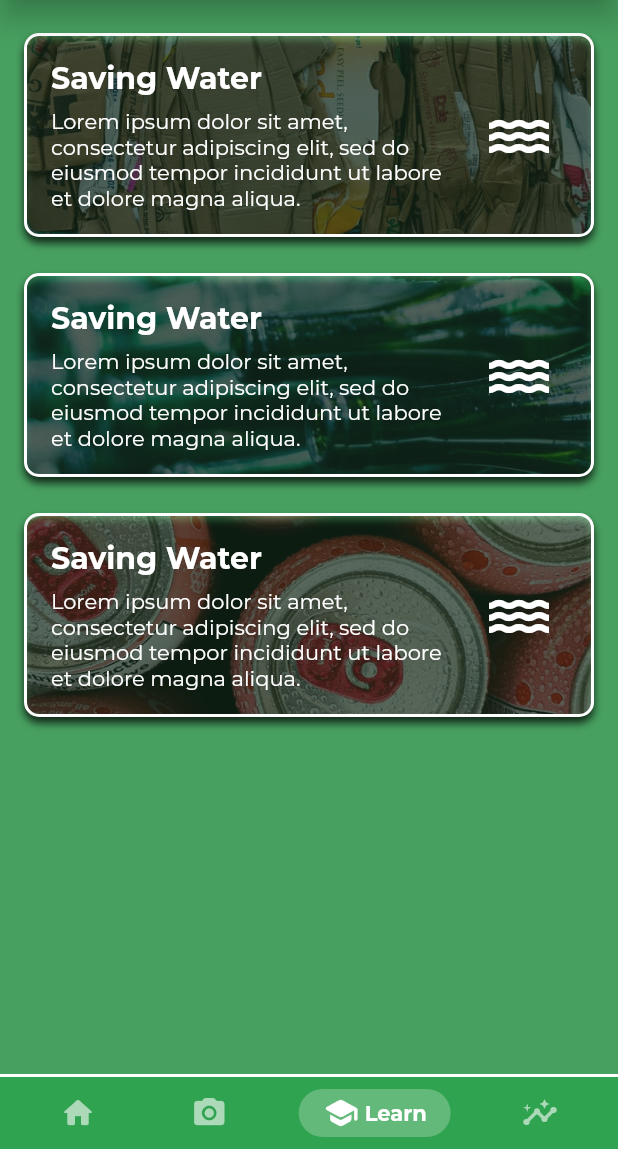
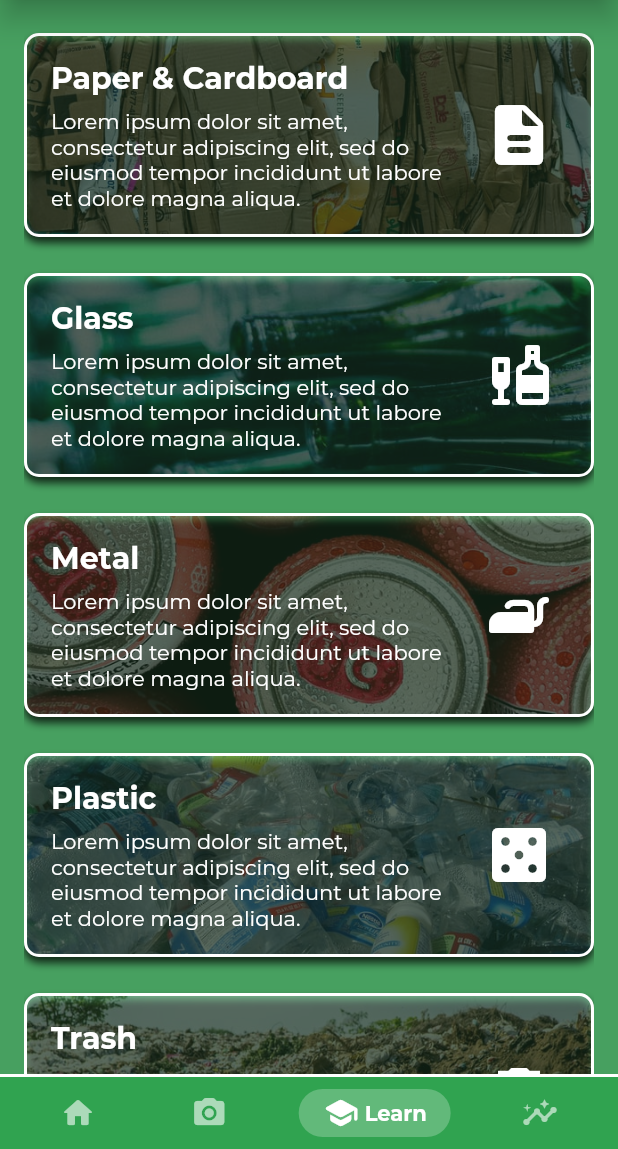
Before and after one commit to matthewyingtao/environ, a Flutter app: the screen it shows once a user with an empty profile is signed in, swiped to page 3, on a phone screen of 412 x 824 dp, the part 87-1236 px from its top. Run offline on Flutter 3.47's test engine with Material 2 defaults, Android fonts, the phone set to English and light mode, and no system bars; drawn by our look-alikes of google_nav_bar; our stand-ins replace camera, cloud_firestore, firebase_auth, firebase_core, flutter_spinkit, flutter_svg and 2 more; missing offline and left inert: tflite; accounts and stored records are empty.

Commit message:
added course images, titles and icons

```diff
--- a/lib/screens/home/courses.dart
+++ b/lib/screens/home/courses.dart
@@ -13,25 +13,39 @@ class Courses extends StatelessWidget {
         children: [
           SizedBox(height: 24.0),
           CourseCard(
-            heading: "Saving Water",
+            heading: "Paper & Cardboard",
             body:
                 "Lorem ipsum dolor sit amet, consectetur adipiscing elit, sed do eiusmod tempor incididunt ut labore et dolore magna aliqua.",
-            icon: Icons.water,
+            icon: Icons.description_rounded,
             imagePath: "assets/trash_category/cardboard.jpg",
           ),
           CourseCard(
-            heading: "Saving Water",
+            heading: "Glass",
             body:
                 "Lorem ipsum dolor sit amet, consectetur adipiscing elit, sed do eiusmod tempor incididunt ut labore et dolore magna aliqua.",
-            icon: Icons.water,
+            icon: Icons.liquor_rounded,
             imagePath: "assets/trash_category/glass.jpg",
           ),
           CourseCard(
-            heading: "Saving Water",
+            heading: "Metal",
             body:
                 "Lorem ipsum dolor sit amet, consectetur adipiscing elit, sed do eiusmod tempor incididunt ut labore et dolore magna aliqua.",
-            icon: Icons.water,
+            icon: Icons.iron_rounded,
             imagePath: "assets/trash_category/metal.jpg",
+          ),
+          CourseCard(
+            heading: "Plastic",
+            body:
+                "Lorem ipsum dolor sit amet, consectetur adipiscing elit, sed do eiusmod tempor incididunt ut labore et dolore magna aliqua.",
+            icon: Icons.casino_rounded,
+            imagePath: "assets/trash_category/plastic.jpg",
+          ),
+          CourseCard(
+            heading: "Trash",
+            body:
+                "Lorem ipsum dolor sit amet, consectetur adipiscing elit, sed do eiusmod tempor incididunt ut labore et dolore magna aliqua.",
+            icon: Icons.delete,
+            imagePath: "assets/trash_category/trash.jpg",
           ),
           SizedBox(height: 24.0),
         ],
```
